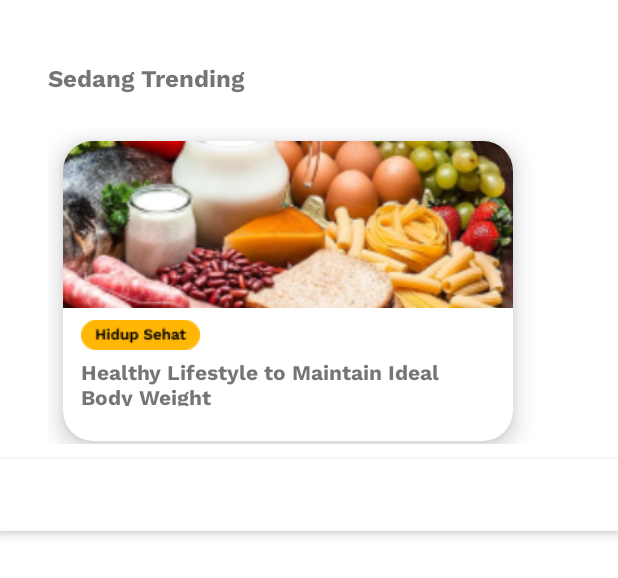
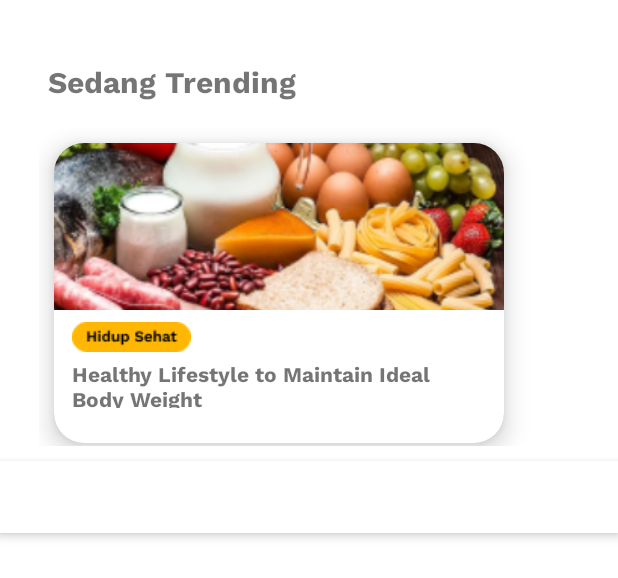
Before and after one commit to raytqr/FitFoood, an Android app: the layout activity_artikel.xml on its own in the app's theme, with its tools: preview values and no code run, on a phone screen of 412 x 824 dp. Shown: the top 578 px of the screen. Run offline under Robolectric (Android 15) with nearby library versions, the phone set to English and light mode, and no system bars.

Commit message:
fix article activity

```diff
--- a/app/src/main/res/layout/activity_artikel.xml
+++ b/app/src/main/res/layout/activity_artikel.xml
@@ -8,7 +8,7 @@
 
     <TextView
         android:id="@+id/textView3"
-        style="@style/SubHeading1_Bold"
+        style="@style/Heading2_Bold"
         android:layout_width="wrap_content"
         android:layout_height="wrap_content"
         android:layout_marginStart="32dp"
@@ -21,8 +21,8 @@
         android:id="@+id/recyclerView"
         android:layout_width="346dp"
         android:layout_height="212dp"
-        android:layout_marginStart="24dp"
-        android:layout_marginTop="20dp"
+        android:layout_marginStart="16dp"
+        android:layout_marginTop="16dp"
         android:orientation="horizontal"
         app:layout_constraintEnd_toEndOf="parent"
         app:layout_constraintHorizontal_bias="0.195"
@@ -55,8 +55,8 @@
 
     <androidx.viewpager2.widget.ViewPager2
         android:id="@+id/view_pager"
-        android:layout_width="411dp"
-        android:layout_height="369dp"
+        android:layout_width="match_parent"
+        android:layout_height="500dp"
         android:layout_marginTop="4dp"
         tools:listitem="@layout/fragment_content"
         app:layout_behavior="@string/appbar_scrolling_view_behavior"
--- a/app/src/main/res/layout/fragment_home.xml
+++ b/app/src/main/res/layout/fragment_home.xml
@@ -21,7 +21,6 @@
         android:id="@+id/relativeLayout"
         android:layout_width="300dp"
         android:layout_height="82dp"
-
         android:layout_marginTop="76dp"
         android:background="@color/transparent"
         app:layout_constraintEnd_toEndOf="parent"
@@ -232,7 +231,7 @@
         android:id="@+id/recyclerView"
         android:layout_width="0dp"
         android:layout_height="212dp"
-        android:layout_marginStart="24dp"
+        android:layout_marginStart="16dp"
         android:layout_marginTop="72dp"
         app:layout_constraintEnd_toEndOf="parent"
         app:layout_constraintStart_toStartOf="parent"
```
Also changed, not shown: app/src/main/res/layout/artikel2_row.xml (+13 -4 lines).
